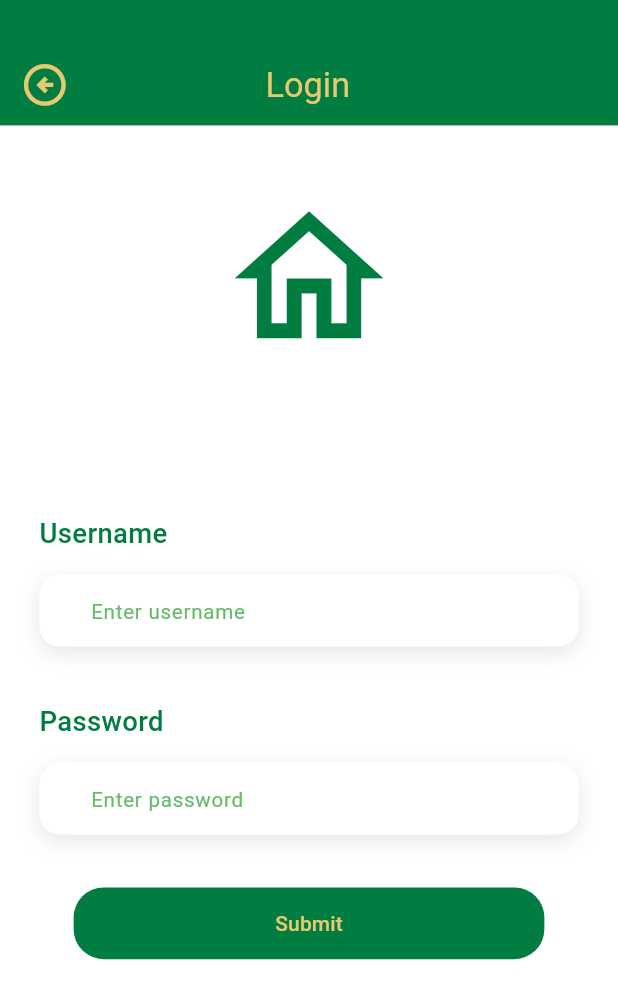
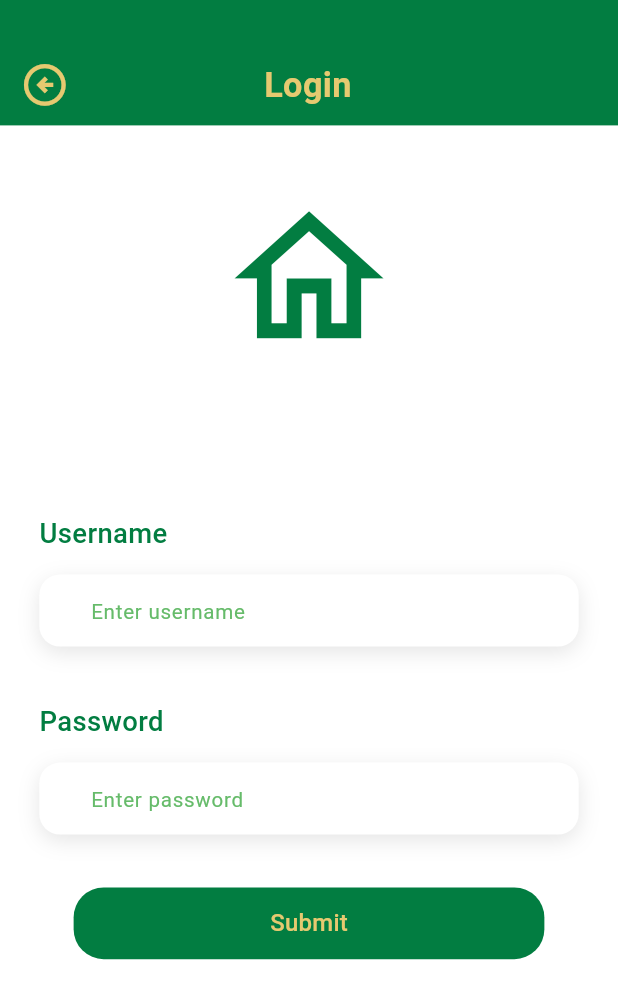
Before and after one commit to Minal1411/carotv, a Flutter app: the screen it shows after launch, after a tap on "Submit", on a phone screen of 412 x 824 dp. Shown: the top 999 px of the screen. Run offline on Flutter 3.47's test engine with Material 3 defaults, Android fonts, the phone set to English and light mode, and no system bars; drawn by our look-alikes of flutter_form_builder; our stand-ins replace bloc, dartz, dio, equatable, flutter_bloc, flutter_hooks and 5 more; Roboto replaces fonts that are missing (PoppinsRegular).

Commit message:
made login ui and initial setup for bloc

```diff
--- a/lib/core/presentation/components/appbar.dart
+++ b/lib/core/presentation/components/appbar.dart
@@ -1,4 +1,5 @@
 import 'package:carotv/core/resources/app_colors.dart';
+import 'package:carotv/core/resources/app_styles.dart';
 import 'package:carotv/core/resources/extensions/padding_extensions.dart';
 import 'package:flutter/material.dart';
 import 'package:flutter_screenutil/flutter_screenutil.dart';
@@ -53,17 +54,17 @@ class CaroTvAppBar extends StatelessWidget implements PreferredSizeWidget {
                     alignment: Alignment.center,
                     child: Text(
                       title,
-                      style: Theme.of(context).textTheme.titleLarge?.copyWith(
-                            fontSize: titleFontSize ?? 24,
-                            color: AppColors.classicYellow,
-                          ),
+                      style: AppTextStyle.boldText16.copyWith(
+                        fontSize: titleFontSize ?? 24,
+                        color: AppColors.classicYellow,
+                      ),
                     ).pR(actions != null && noBackButton == false ? 12 : 0),
                   ),
                 ),
                 if (actions != null) ...actions!,
                 actions != null ? 10.horizontalSpace : 42.horizontalSpace,
               ],
-            ).pB(noBackButton! ? 9.h : 7.h),
+            ).pB(7.h),
           ],
         ),
       ),
--- a/lib/core/services/service_locator.dart
+++ b/lib/core/services/service_locator.dart
@@ -1,3 +1,8 @@
+import 'package:carotv/feature/auth/data/datasource/auth_data_source.dart';
+import 'package:carotv/feature/auth/data/repository/auth_repository_impl.dart';
+import 'package:carotv/feature/auth/domain/repository/auth_repository.dart';
+import 'package:carotv/feature/auth/domain/usecases/login_usecase.dart';
+import 'package:carotv/feature/auth/presentation/controllers/login_bloc.dart';
 import 'package:get_it/get_it.dart';
 
 final sl = GetIt.instance;
@@ -5,11 +10,15 @@ final sl = GetIt.instance;
 class ServiceLocator {
   static void init() {
     //Data Source
+    sl.registerLazySingleton<AuthDataSource>(() => AuthDataSourceImpl());
 
     //Repository
+    sl.registerLazySingleton<AuthRepository>(() => AuthRepositoryImpl(sl()));
 
     //Use Cases
+    sl.registerLazySingleton(() => LoginUseCase(sl()));
 
     //Bloc
+    sl.registerFactory(() => LoginBloc(sl()));
   }
 }
--- a/lib/core/utils/enums.dart
+++ b/lib/core/utils/enums.dart
@@ -1,3 +1,3 @@
-enum RequestStatus { loading, loaded, error }
+enum RequestStatus { initial, loading, loaded, error }
 
 enum GetAllRequestStatus { loading, loaded, error, fetchMoreError }
--- a/lib/feature/auth/presentation/controllers/login_bloc.dart
+++ b/lib/feature/auth/presentation/controllers/login_bloc.dart
@@ -10,7 +10,8 @@ part 'login_state.dart';
 class LoginBloc extends Bloc<LoginEvent, LoginState> {
   final LoginUseCase _loginUseCase;
 
-  LoginBloc(this._loginUseCase) : super(const LoginState()) {
+  LoginBloc(this._loginUseCase)
+      : super(const LoginState(status: RequestStatus.initial)) {
     on<LoginButtonPressed>(_postLogin);
   }
 
@@ -23,7 +24,8 @@ class LoginBloc extends Bloc<LoginEvent, LoginState> {
     final result = await _loginUseCase(loginParameters);
 
     result.fold((failure) {
-      emit(state.copyWith(status: RequestStatus.error));
+      emit(state.copyWith(
+          status: RequestStatus.error, message: failure.message));
     }, (loginModel) {
       emit(
           state.copyWith(status: RequestStatus.loaded, loginModel: loginModel));
--- a/lib/feature/auth/presentation/views/login_screen.dart
+++ b/lib/feature/auth/presentation/views/login_screen.dart
@@ -5,7 +5,11 @@ import 'package:carotv/core/resources/app_routes.dart';
 import 'package:carotv/core/resources/extensions/form_field_extensions.dart';
 import 'package:carotv/core/resources/extensions/padding_extensions.dart';
 import 'package:carotv/core/resources/validators.dart';
+import 'package:carotv/core/services/service_locator.dart';
+import 'package:carotv/core/utils/enums.dart';
+import 'package:carotv/feature/auth/presentation/controllers/login_bloc.dart';
 import 'package:flutter/material.dart';
+import 'package:flutter_bloc/flutter_bloc.dart';
 import 'package:flutter_form_builder/flutter_form_builder.dart';
 import 'package:flutter_hooks/flutter_hooks.dart';
 import 'package:flutter_screenutil/flutter_screenutil.dart';
@@ -20,9 +24,39 @@ class LoginScreen extends StatefulHookWidget {
 
 class _LoginScreenState extends State<LoginScreen> {
   static final _formKey = GlobalKey<FormBuilderState>();
+  String? validatedUsername;
+  String? validatedPassword;
+
+  void _handleLogin() async {
+    if (_formKey.currentState?.validate() ?? false) {
+      validatedUsername = _formKey.value<String>('username');
+      validatedPassword = _formKey.value<String>('password');
+
+      // Access LoginBloc and dispatch event
+      final loginBloc = sl<LoginBloc>();
+      loginBloc.add(LoginButtonPressed(
+        username: validatedUsername!,
+        password: validatedPassword!,
+      ));
+    }
+  }
 
   @override
   Widget build(BuildContext context) {
+    return BlocListener<LoginBloc, LoginState>(
+      listener: (context, state) {
+        if (state.status == RequestStatus.loaded) {
+          context.goNamed(AppRoutes.registerScreen,
+              extra: [validatedUsername, validatedPassword]);
+        } else if (state.status == RequestStatus.error) {
+          _showSnackBar(context, state.message);
+        }
+      },
+      child: _buildLoginForm(),
+    );
+  }
+
+  Widget _buildLoginForm() {
     return BaseScreen(
       pageTitle: 'Login',
       child: SingleChildScrollView(
@@ -44,40 +78,24 @@ class _LoginScreenState extends State<LoginScreen> {
                     const TextFieldColumn(
                       fieldName: 'username',
                       hint: 'Enter username',
-                        label: 'Username'),
+                      label: 'Username',
+                    ),
                     const TextFieldColumn(
                       fieldName: 'password',
                       hint: 'Enter password',
                       extraValidator: Validator.passwordValidator,
-                        label: 'Password'),
-                    GestureDetector(
-                      onTap: () {
-                        if (_formKey.currentState?.validate() ?? false) {
-                          final username = _formKey.value<String>('username');
-                          final password = _formKey.value<String>('password');
-                          if (mounted) {
-                            context.goNamed(AppRoutes.registerScreen,
-                                extra: [username, password]);
-                          }
-                        }
-                      },
-                      child: Container(
+                      label: 'Password',
+                    ),
+                    Container(
                       height: 40.h,
-                        decoration: const BoxDecoration(
+                      decoration: BoxDecoration(
                         borderRadius: BorderRadius.all(Radius.circular(20)),
                         color: AppColors.primary,
                       ),
                       child: Center(
-                          child: Text(
-                            'Submit',
-                            style: Theme.of(context)
-                                .textTheme
-                                .titleSmall
-                                ?.copyWith(color: AppColors.classicYellow),
-                          ),
+                        child: _buildSubmitButton(),
                       ),
                     ).pXY(20, 20),
-                    ),
                   ],
                 ).pX(20.w),
               ),
@@ -86,6 +104,37 @@ class _LoginScreenState extends State<LoginScreen> {
         ),
       ),
     );
-    ;
+  }
+
+  Widget _buildSubmitButton() {
+    return BlocBuilder<LoginBloc, LoginState>(
+      builder: (context, state) {
+        return TextButton(
+          onPressed:
+              state.status == RequestStatus.loading ? null : _handleLogin,
+          style: TextButton.styleFrom(
+            foregroundColor: Colors.white,
+          ),
+          child: state.status == RequestStatus.loading
+              ? const CircularProgressIndicator()
+              : Text(
+                  'Submit',
+                  style: Theme.of(context).textTheme.titleMedium?.copyWith(
+                        color: AppColors.classicYellow,
+                      ),
+                ),
+        );
+      },
+    );
+  }
+
+  void _showSnackBar(BuildContext context, String message) {
+    final snackBar = SnackBar(
+      content: Text(
+        message,
+        style: const TextStyle(color: Colors.white),
+      ),
+    );
+    ScaffoldMessenger.of(context).showSnackBar(snackBar);
   }
 }
--- a/lib/main.dart
+++ b/lib/main.dart
@@ -1,11 +1,18 @@
 import 'package:carotv/core/resources/app_router.dart';
 import 'package:carotv/core/resources/app_strings.dart';
 import 'package:carotv/core/resources/app_theme.dart';
+import 'package:carotv/core/services/service_locator.dart';
+import 'package:carotv/feature/auth/presentation/controllers/login_bloc.dart';
 import 'package:flutter/material.dart';
+import 'package:flutter_bloc/flutter_bloc.dart';
 import 'package:flutter_screenutil/flutter_screenutil.dart';
 
 void main() {
-  runApp(const MyApp());
+  ServiceLocator.init();
+  runApp(BlocProvider(
+    create: (context) => sl<LoginBloc>(),
+    child: const MyApp(),
+  ));
 }
 
 class MyApp extends StatelessWidget {
```
Also changed, not shown: lib/feature/auth/data/datasource/auth_data_source.dart (+33 -7 lines). Lines whose indentation alone changed are shown as unchanged.
